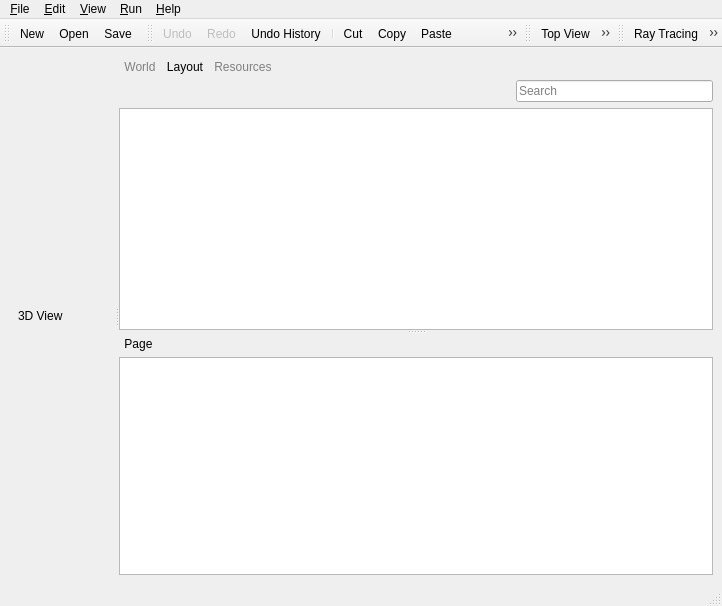
Qt form source/application/main/MainWindow.ui (CST-Modelling-Tools/TonatiuhPP) before a commit.
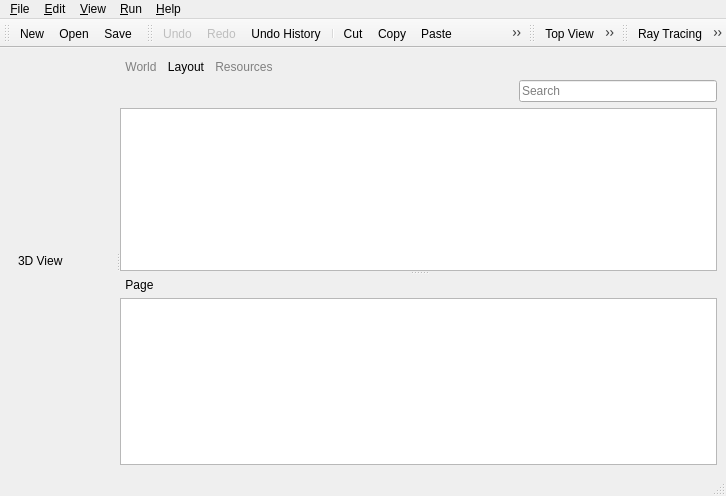
The same form after that commit. Icons and pictures are not drawn. Custom widgets are drawn as their Qt base class.

```diff
--- a/source/application/main/MainWindow.ui
+++ b/source/application/main/MainWindow.ui
@@ -6,8 +6,8 @@
    <rect>
     <x>0</x>
     <y>0</y>
-    <width>722</width>
-    <height>606</height>
+    <width>726</width>
+    <height>496</height>
    </rect>
   </property>
   <property name="acceptDrops">
@@ -352,7 +352,7 @@
     <rect>
      <x>0</x>
      <y>0</y>
-     <width>722</width>
+     <width>726</width>
      <height>21</height>
     </rect>
    </property>
```
